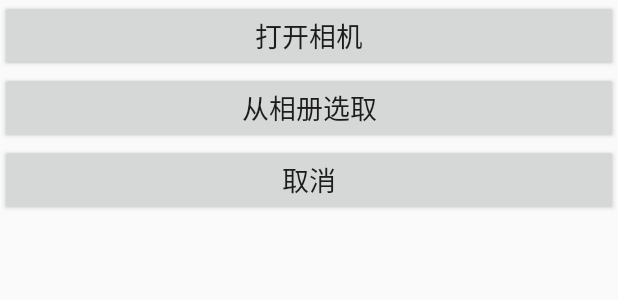
After one commit to TrentWu/FingerCampus, an Android app: the layout picpopupwindow.xml on its own in the app's theme, with its tools: preview values and no code run, on a phone screen of 412 x 824 dp. The commit adds this screen. Shown: the top 300 px of the screen. Run offline under Robolectric (Android 15) with nearby library versions, the phone set to English and light mode, and no system bars.

Commit message:
添加报修页面交互

```diff
--- /dev/null
+++ b/app/src/main/res/layout/picpopupwindow.xml
@@ -0,0 +1,25 @@
+<?xml version="1.0" encoding="utf-8"?>
+<LinearLayout
+    xmlns:android="http://schemas.android.com/apk/res/android" android:layout_width="match_parent"
+    android:layout_height="match_parent"
+    android:orientation="vertical"
+    android:layout_gravity="center_horizontal">
+    <Button
+        android:id="@+id/openCamera"
+        android:layout_width="match_parent"
+        android:layout_height="wrap_content"
+        android:text="@string/openCamera"
+        android:textSize="18sp"/>
+    <Button
+        android:id="@+id/selectFromAlbum"
+        android:layout_width="match_parent"
+        android:layout_height="wrap_content"
+        android:text="@string/selectFromAlbum"
+        android:textSize="18sp"/>
+    <Button
+        android:id="@+id/picCancel"
+        android:layout_width="match_parent"
+        android:layout_height="wrap_content"
+        android:text="@string/picCancel"
+        android:textSize="18sp"/>
+</LinearLayout>
--- a/app/src/main/res/layout/repairs_main.xml
+++ b/app/src/main/res/layout/repairs_main.xml
@@ -59,6 +59,7 @@
             android:layout_marginBottom="20dp"
             android:layout_marginEnd="20dp"/>
         <LinearLayout
+            android:id="@+id/repair_plus_ll"
             android:layout_width="85dp"
             android:layout_height="30dp"
             android:visibility="invisible"
--- a/app/src/main/res/values/strings.xml
+++ b/app/src/main/res/values/strings.xml
@@ -19,5 +19,8 @@
     <string name="repair_position">请输入报修地点</string>
     <string name="repair_des">请输入问题描述</string>
     <string name="submit">提交</string>
+    <string name="openCamera">打开相机</string>
+    <string name="selectFromAlbum">从相册选取</string>
+    <string name="picCancel">取消</string>
     <!--    <string name="icons">在此添加图标Unicode代码</string>-->
 </resources>
```
Also changed, not shown: app/src/main/java/com/example/fingercampus/MainActivity.java (+7 -0 lines), app/src/main/java/com/example/fingercampus/RepairActivity.java (+121 -0 lines).
